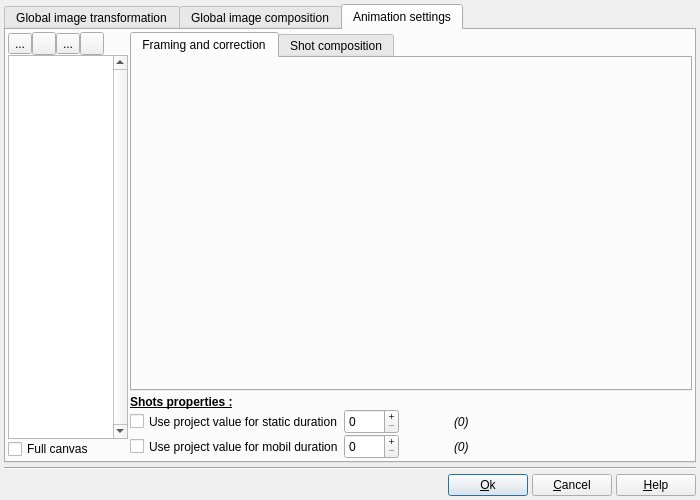
Above: DlgImageProperties.ui from boenki/ffdiaporama before the change. Below: the same form after it.
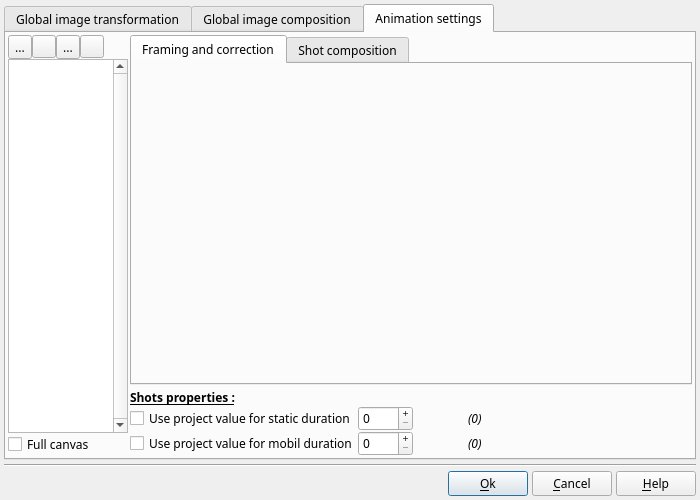
That is the form after the change. Icons and pictures are not drawn. Custom widgets are drawn as their Qt base class.

Commit message: Correction d'un bug dans les boites de modif : l'image affichée n'est pas la bonne suite à la fusion des onglets Passage des polices de toutes les boites de dialogue à "Sans Serif" pour supprimer la dépendance à la police Ubuntu

Patch:
```diff
--- a/DlgImageProperties.ui
+++ b/DlgImageProperties.ui
@@ -18,6 +18,7 @@
   </property>
   <property name="font">
    <font>
+    <family>Sans Serif</family>
     <pointsize>9</pointsize>
    </font>
   </property>
```
The commit also changes 25 other files.
